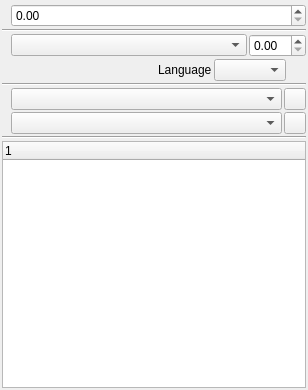
Qt form scribus/ui/propertiespalette_textbase.ui (HOST-Oman/scribus) before a commit.
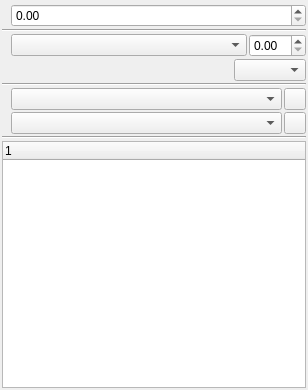
The same form after that commit. Icons and pictures are not drawn. Custom widgets are drawn as their Qt base class.

Commit message:
Improve horizontal spacing a bit
Remove the label and the spacer and add a tooltip instead, to avoid
making the text properties palette too wide.

```diff
--- a/scribus/ui/propertiespalette_textbase.ui
+++ b/scribus/ui/propertiespalette_textbase.ui
@@ -134,32 +134,9 @@
        </property>
       </spacer>
      </item>
-     <item>
-      <widget class="QLabel" name="language">
-       <property name="text">
-        <string>Language</string>
-       </property>
-      </widget>
-     </item>
      <item>
       <widget class="QComboBox" name="langCombo"/>
      </item>
-     <item>
-      <spacer name="horizontalSpacer">
-       <property name="orientation">
-        <enum>Qt::Horizontal</enum>
-       </property>
-       <property name="sizeType">
-        <enum>QSizePolicy::Fixed</enum>
-       </property>
-       <property name="sizeHint" stdset="0">
-        <size>
-         <width>20</width>
-         <height>20</height>
-        </size>
-       </property>
-      </spacer>
-     </item>
     </layout>
    </item>
    <item>
```
Left out of the diff: 3 changed lines with no effect on the pictures. The commit also changes 1 other file.
